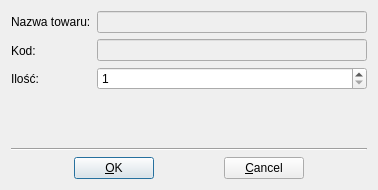
First picture: the form in ui/ChangeAmount.ui, repository juliagoda/qfaktury, before the edit.
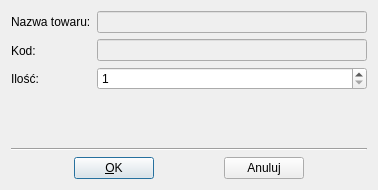
Second picture: the form after the edit.

What changed in the file:
```diff
--- a/ui/ChangeAmount.ui
+++ b/ui/ChangeAmount.ui
@@ -67,7 +67,7 @@
         <cursorShape>PointingHandCursor</cursorShape>
        </property>
        <property name="text">
-        <string>&amp;Cancel</string>
+        <string>Anuluj</string>
        </property>
        <property name="shortcut">
         <string>Alt+C</string>
```
